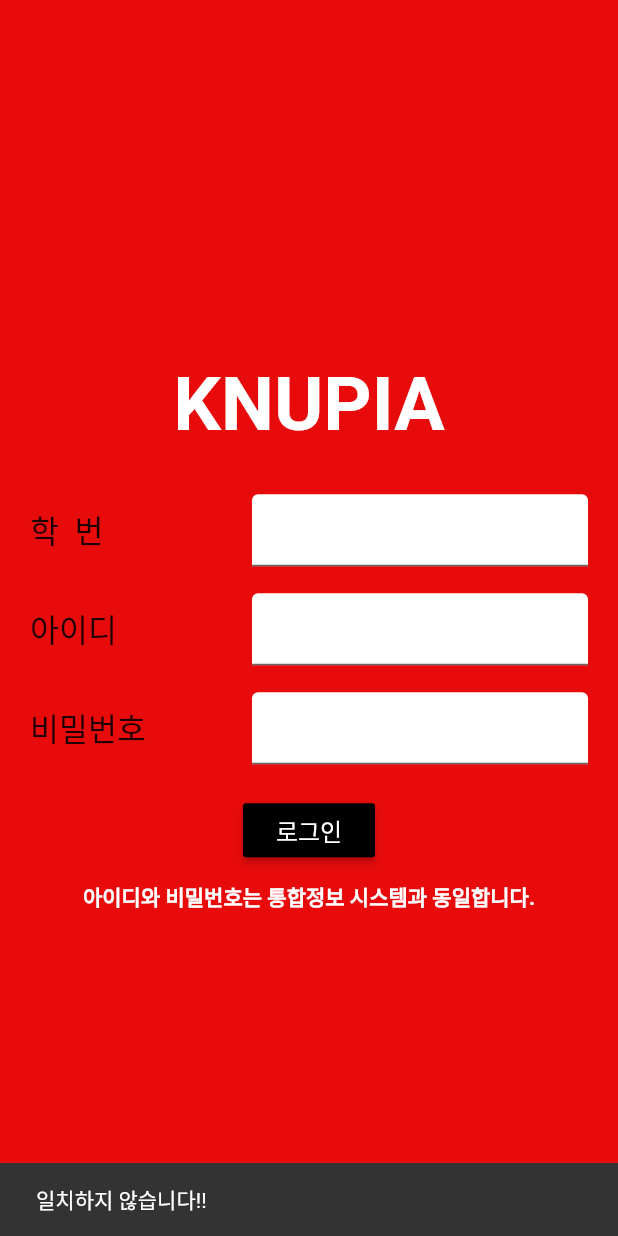
After one commit to mechanict0ny/KNU-SE2team, a Flutter app: the screen it shows after launch, after a tap on "로그인", on a phone screen of 412 x 824 dp. The commit adds this screen. Run offline on Flutter 3.47's test engine with Material 2 defaults, Android fonts, the phone set to English and light mode, and no system bars; our stand-ins replace cloud_firestore; accounts and stored records are empty.

Commit message:
commit_kang1

```diff
--- a/ui_test/lib/main.dart
+++ b/ui_test/lib/main.dart
@@ -1,9 +1,24 @@
 import 'package:flutter/material.dart';
-import 'screen/home.dart';
+import 'package:ui_test/screens/login.dart';
+//import 'screen/home.dart';
 
 void main() => runApp(MyApp());
 
 class MyApp extends StatelessWidget {
+  @override
+  Widget build(BuildContext context) {
+    return MaterialApp(
+        title: '로그인',
+         theme: new ThemeData(
+          canvasColor: const Color(0xFFe70b0b)//배경 빨간색,
+      ),
+        home: Scaffold(
+            body: Login(),
+        ),
+    );
+  }
+}
+/*class MyApp extends StatelessWidget {
   @override
   Widget build(BuildContext context) {
     return MaterialApp(
@@ -15,3 +30,4 @@ class MyApp extends StatelessWidget {
     );
   }
 }
+*/
--- /dev/null
+++ b/ui_test/lib/screens/login.dart
@@ -0,0 +1,375 @@
+import 'package:cloud_firestore/cloud_firestore.dart';
+import 'package:flutter/material.dart';
+
+class Login extends StatefulWidget {
+  @override
+  State createState() => LoginState();
+}
+
+class LoginState extends State<Login> {
+  String stuNumber = '';
+  String stuID = '';
+  String stuPW = '';
+  final String fnName = "name";
+  final String fnvalue = "value";
+  bool capital;
+
+  @override
+  Widget build(BuildContext context) {
+    return Center(
+      child: Column(
+        children: <Widget>[
+          Container(
+            height: 25,
+          ),
+          Text(
+            "KNUPIA",
+            style: TextStyle(
+                fontWeight: FontWeight.bold,
+                fontSize: 50,
+                color: const Color(0xFFffffff) //폰트 하얀색,
+            ),
+          ),
+          Container(height: 20),
+          makeRowContainer('학  번', 1),
+          makeRowContainer('아이디', 2),
+          makeRowContainer('비밀번호', 3),
+          Container(child: RaisedButton(
+              child: Text('로그인', style: TextStyle(fontSize: 16)),
+              textColor: Colors.white, //로그인 폰트 화이트
+              color: Colors.black, //로그인 버튼 색깔 검정
+
+              onPressed: () {
+               //Firestore.instance.collection('userinfo').snapshots();
+                // 사용자 이름과 비밀번호가 일치한다면!
+                Firestore.instance
+                .collection('userinfo')
+                .where('studentID', isEqualTo: stuID)
+                .where('studentPW', isEqualTo: stuPW)
+                .getDocuments().then((QuerySnapshot ds) {
+                  ds.documents.forEach((doc) => print(doc['studentName']));
+                });
+                if (stuNumber == '1' && stuID == '1' && stuPW == '1') {
+                  // 세터로 초기화를 했기 때문에 build 함수 자동 호출하면서
+                  // 아이디와 비밀번호 텍스트필드가 빈 문자열로 초기화된다.
+                  Scaffold.of(context)
+                    ..removeCurrentSnackBar()
+                    ..showSnackBar(SnackBar(content: Text('로그인 성공!!!')));
+                  setState(() {
+                    stuNumber = '';
+                    stuID = '';
+                    stuPW = '';
+                  });
+                }
+                else
+                  Scaffold.of(context)
+                    ..removeCurrentSnackBar()
+                    ..showSnackBar(SnackBar(content: Text('일치하지 않습니다!!')));
+              }
+          ),
+            margin: EdgeInsets.only(top: 12),
+          ),
+          Container(height: 10),
+          Text(
+            "아이디와 비밀번호는 통합정보 시스템과 동일합니다.",
+            style: TextStyle(
+              fontWeight: FontWeight.bold,
+              color: const Color(0xFFffffff) //폰트 하얀색
+              ,
+            ),
+          ),
+        ],
+        mainAxisAlignment: MainAxisAlignment.center,
+      ),
+    );
+  }
+
+  Widget makeRowContainer(String title, int op) {
+    return Container(
+      child: Row(
+        children: <Widget>[
+          makeText(title),
+          makeTextField(op),
+        ],
+        mainAxisAlignment: MainAxisAlignment.spaceBetween,
+      ),
+      padding: EdgeInsets.only(left: 20, right: 20, top: 10, bottom: 8),
+    );
+  }
+
+  // Cascade 문법 사용. 주석으로 막은 코드보다 ..을 사용한 한 줄 코드가 훨씬 낫다.
+  // Cascade 문법은 아래에서 따로 설명한다.
+  Widget makeText(String title) {
+    // var paint = Paint();
+    // paint.color = Colors.green;
+
+    return Text( //학번 아이디 비밀번호 텍스트
+      title,
+      style: TextStyle(
+        fontSize: 21,
+        // background: paint,
+      ),
+    );
+  }
+
+
+  Widget makeTextField(int op) {
+    // TextField 위젯의 크기를 변경하고 padding을 주려면 Container 위젯 필요.
+    // TextField 독자적으로는 할 수 없음.
+    return Container(
+      child: TextField(
+        // TextField 클래스는 입력 내용을 갖고 있지 않고, TextEditingController 클래스에 위임.
+        // 입력 내용에 접근할 때는 controller.text라고 쓰면 된다.
+        // 여기서는 로그인에 성공했을 때 초기화를 위한 용도로만 사용한다. 아래처럼 초기값을 줄 수도 있다.
+        // controller: TextEditingController()..text = '플러터',
+        controller: TextEditingController()
+          ..text = '',
+        style: TextStyle(fontSize: 20, color: Colors.black),
+        textAlign: TextAlign.center,
+        // 테두리 출력. enabledBorder 옵션을 사용하지 않으면 변경 불가.
+        decoration: InputDecoration(
+          filled: true,
+          fillColor: Colors.white,
+
+        ),
+        onChanged: (String str) {
+          // 입력이 변경될 때마다 갱신이 필요하지 않기 때문에 세터 사용 안함
+          // 아이디와 비밀번호 중에서 하나를 갱신한다.
+          if (op == 1)
+            stuNumber = str;
+          else if (op == 2)
+            stuID = str;
+          else
+            stuPW = str;
+        },
+      ),
+      // TextField 위젯의 크기를 설정하려면 Container 위젯을 부모로 가져야 한다.
+      // 컨테이너의 크기가 텍스트필드의 크기가 된다.
+      width: 240,
+      padding: EdgeInsets.only(left: 16),
+    );
+  }
+
+}
+
+/*class Login extends StatefulWidget {
+    @override
+    State createState() => LoginState();
+}
+
+class LoginState extends State<Login> {
+    String stuNumber = '';
+    String stuID = '';
+    String stuPW = '';
+
+    @override
+    Widget build(BuildContext context) {
+        return Center(
+            child: Column(
+                children: <Widget>[
+                    Container(
+                height: 25,
+              ),
+               Text(
+                "KNUPIA",
+                style: TextStyle(
+                  fontWeight: FontWeight.bold,
+                  fontSize: 41,
+                  color: Colors.black,
+                ),
+              ),
+              Container(
+                height: 25,
+              ),
+                    makeRowContainer('학  번', 1),
+                    makeRowContainer('아이디', 2),
+                    makeRowContainer('비밀번호', 3),
+                    Container(child: RaisedButton(
+                            child: Text('로그인', style: TextStyle(fontSize: 21)),
+                            onPressed: () {
+                                // 사용자 이름과 비밀번호가 일치한다면!
+                                if(stuNumber == '1' && stuID == '1' && stuPW == '1') {
+                                    // 세터로 초기화를 했기 때문에 build 함수 자동 호출하면서
+                                    // 아이디와 비밀번호 텍스트필드가 빈 문자열로 초기화된다.
+                                    Scaffold.of(context)
+                                        ..removeCurrentSnackBar()
+                                        ..showSnackBar(SnackBar(content: Text('로그인 성공!!!')));
+                                    setState(() {
+                                        stuNumber='';
+                                        stuID = '';
+                                        stuPW = '';
+                                    });
+                                }
+                                else
+                                    Scaffold.of(context)
+                                        ..removeCurrentSnackBar()
+                                        ..showSnackBar(SnackBar(content: Text('일치하지 않습니다!!')));
+                            }
+                        ),
+                        margin: EdgeInsets.only(top: 12),
+                    ),
+                    Container(height: 20),
+                    Text(
+                "아이디와 비밀번호는 통합정보 시스템과 동일합니다.",
+                style: TextStyle(
+                  fontWeight: FontWeight.bold,
+                  color: Colors.black,
+                ),
+              ),
+                ],
+                mainAxisAlignment: MainAxisAlignment.center,
+            ),
+        );
+    }
+
+    Widget makeRowContainer(String title, int op) {
+       return Container(
+            child: Row(
+                children: <Widget>[
+                    makeText(title),
+                    makeTextField(op),
+                ],
+                mainAxisAlignment: MainAxisAlignment.spaceBetween,
+            ),
+            padding: EdgeInsets.only(left: 20, right: 20, top: 8, bottom: 8),
+        );
+    }
+
+    // Cascade 문법 사용. 주석으로 막은 코드보다 ..을 사용한 한 줄 코드가 훨씬 낫다.
+    // Cascade 문법은 아래에서 따로 설명한다.
+    Widget makeText(String title) {
+        // var paint = Paint();
+        // paint.color = Colors.green;
+
+        return Text(
+            title,
+            style: TextStyle(
+                fontSize: 21,
+                // background: paint,
+            ),
+        );
+    }
+
+    Widget makeTextField(int op) {
+        // TextField 위젯의 크기를 변경하고 padding을 주려면 Container 위젯 필요.
+        // TextField 독자적으로는 할 수 없음.
+        return Container(
+            child: TextField(
+                // TextField 클래스는 입력 내용을 갖고 있지 않고, TextEditingController 클래스에 위임.
+                // 입력 내용에 접근할 때는 controller.text라고 쓰면 된다.
+                // 여기서는 로그인에 성공했을 때 초기화를 위한 용도로만 사용한다. 아래처럼 초기값을 줄 수도 있다.
+                // controller: TextEditingController()..text = '플러터',
+                controller: TextEditingController(),
+                style: TextStyle(fontSize: 21, color: Colors.black),
+                textAlign: TextAlign.center,
+                // 테두리 출력. enabledBorder 옵션을 사용하지 않으면 변경 불가.
+                decoration: InputDecoration(
+                    enabledBorder: OutlineInputBorder(
+                        borderSide: BorderSide(
+                            color: Colors.red,
+                            width: 1.0
+                        ),
+                    ),
+                    contentPadding: EdgeInsets.all(10),
+                ),
+                onChanged: (String str) {
+                    // 입력이 변경될 때마다 갱신이 필요하지 않기 때문에 세터 사용 안함
+                    // 아이디와 비밀번호 중에서 하나를 갱신한다.
+                    if(op==1)
+                        stuNumber = str;
+                    else if(op==2)
+                        stuID = str;
+                    else
+                        stuPW = str;
+                },
+            ),
+            // TextField 위젯의 크기를 설정하려면 Container 위젯을 부모로 가져야 한다.
+            // 컨테이너의 크기가 텍스트필드의 크기가 된다.
+            width: 240,
+            padding: EdgeInsets.only(left: 16),
+        );
+    }
+}
+/*
+class AuthPage extends StatelessWidget {
+  final GlobalKey<FormState> _formkey = GlobalKey<FormState>();
+  final TextEditingController _emailController = TextEditingController();
+  final TextEditingController _passwordController = TextEditingController();
+
+  @override
+  Widget build(BuildContext context) {
+    final Size size = MediaQuery.of(context).size;
+
+    return Scaffold(
+      body: Stack(
+        alignment: Alignment.center,
+        children: <Widget>[
+          Container(
+            color: Colors.red,
+          ),
+          Column(
+            crossAxisAlignment: CrossAxisAlignment.center,
+            mainAxisAlignment: MainAxisAlignment.end,
+            children: <Widget>[
+              Container(
+                width: 200,
+                height: 200,
+                color: Colors.red,
+              ),
+              Stack(
+                children: <Widget>[
+                  Form(
+                      key: _formkey,
+                      child: Column(
+                          crossAxisAlignment: CrossAxisAlignment.start,
+                          children: <Widget>[
+                            TextFormField(
+                              controller: _emailController,
+                              decoration: InputDecoration(
+                                  icon: Icon(Icons.account_circle),
+                                  labelText: "Email"),
+                              validator: (String value) {
+                                if (value.isEmpty) {
+                                  return "Please input correct email.";
+                                }
+                                return null;
+                              },
+                            ),
+                            TextFormField(
+                              controller: _passwordController,
+                              decoration: InputDecoration(
+                                icon: Icon(Icons.vpn_key),
+                                labelText: "Password",
+                              ),
+                              validator: (String value) {
+                                if (value.isEmpty) {
+                                  return "Please input correct Password.";
+                                }
+                                return null;
+                              },
+                            ),
+                            Container(
+                              height: 8,
+                            ),
+                            Text("Forget Password?"),
+                          ])),
+                  Container(
+                    width: 100,
+                    height: 50,
+                    color: Colors.green,
+                  ),
+                ],
+              ),
+              Container(height: size.height * 0.1),
+              Text("아이디와 비밀번호는 통합정보 시스템과 동일합니다."),
+              Container(
+                height: size.height * 0.2,
+              )
+            ],
+          ),
+        ],
+      ),
+    );
+  }
+}
+*/*/
--- a/ui_test/pubspec.yaml
+++ b/ui_test/pubspec.yaml
@@ -14,7 +14,7 @@ description: A new Flutter project.
 version: 1.0.0+1
 
 environment:
-  sdk: ">=2.1.0 <3.0.0"
+  sdk: ">=2.2.2 <3.0.0"
 
 dependencies:
   flutter:
@@ -23,6 +23,8 @@ dependencies:
   # The following adds the Cupertino Icons font to your application.
   # Use with the CupertinoIcons class for iOS style icons.
   cupertino_icons: ^0.1.2
+  firebase_auth: ^0.16.1
+  cloud_firestore: ^0.13.6
 
 dev_dependencies:
   flutter_test:
```
Also changed, not shown: ui_test/pubspec.lock, 3 other files.
